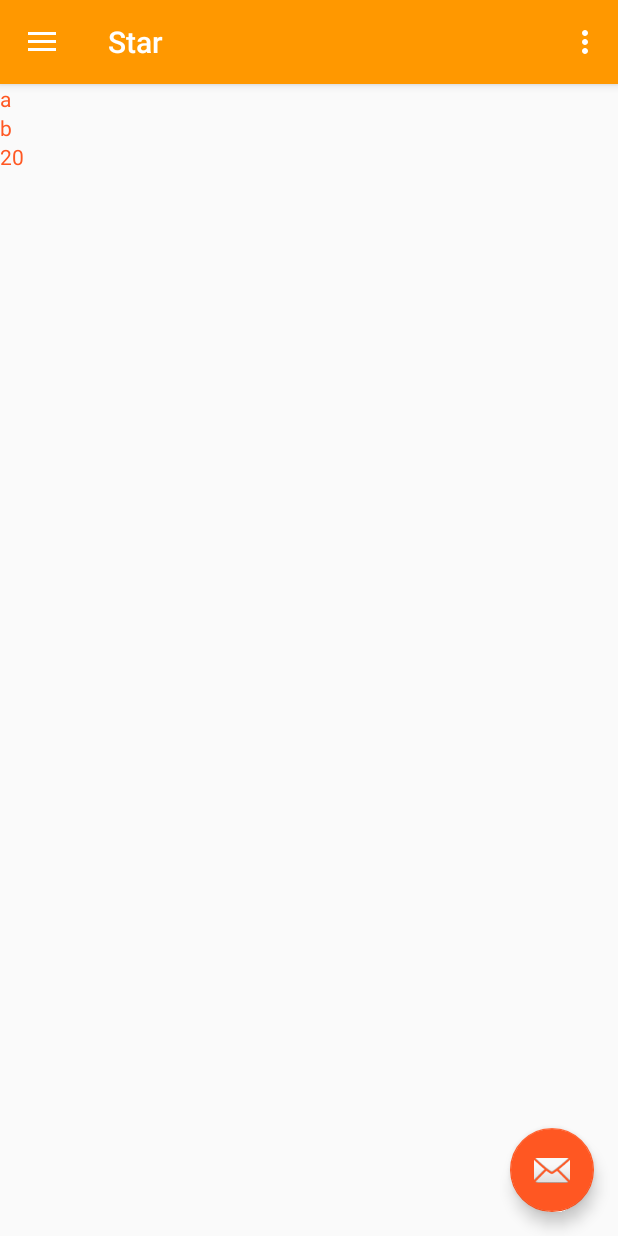
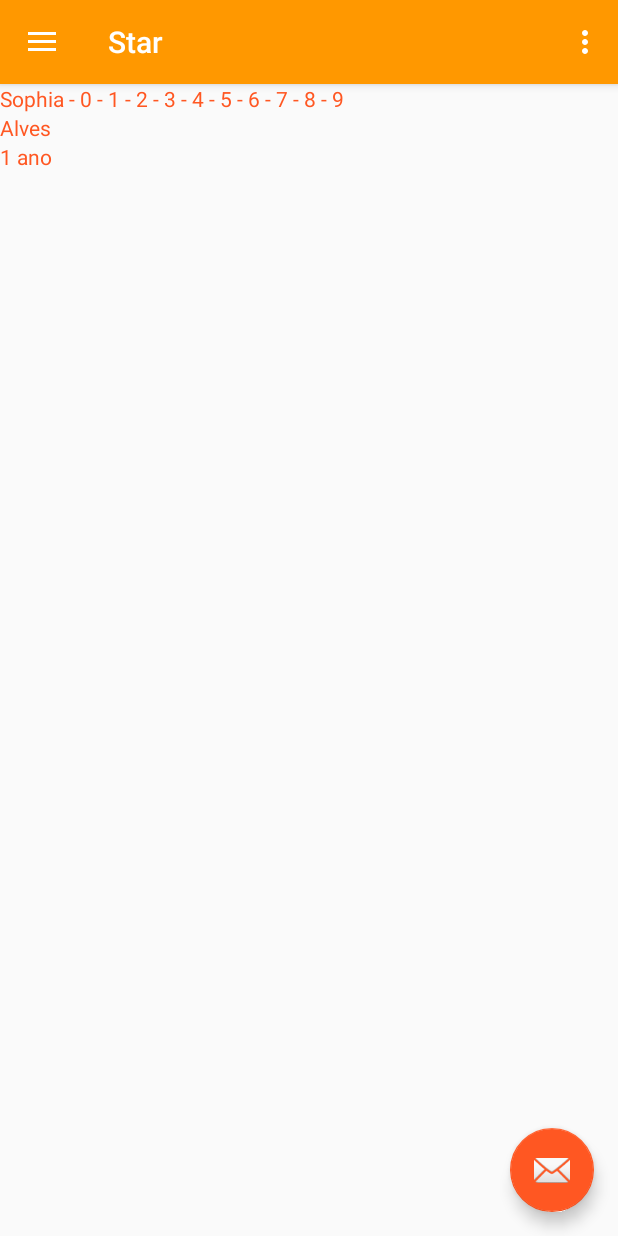
Before and after one commit to cledsonAlves/sophia, an Android app: the screen it shows after launch (MainActivity), on a phone screen of 412 x 824 dp. Run offline under Robolectric (Android 15) with nearby library versions, the phone set to English and light mode, and no system bars.

Commit message:
include lista

```diff
--- a/app/build.gradle
+++ b/app/build.gradle
@@ -20,7 +20,7 @@ android {
 }
 
 dependencies {
-    compile fileTree(dir: 'libs', include: ['*.jar'])
+    compile fileTree(include: ['*.jar'], dir: 'libs')
     androidTestCompile('com.android.support.test.espresso:espresso-core:2.2.2', {
         exclude group: 'com.android.support', module: 'support-annotations'
     })
@@ -28,4 +28,5 @@ dependencies {
     compile 'com.android.support:design:26.+'
     compile 'com.android.support.constraint:constraint-layout:1.0.0-alpha7'
     testCompile 'junit:junit:4.12'
+    compile 'com.android.support:recyclerview-v7:26.0.0-alpha1'
 }
--- a/app/src/main/java/sophia/br/com/star/Adapters/ListaAdapter.java
+++ b/app/src/main/java/sophia/br/com/star/Adapters/ListaAdapter.java
@@ -38,9 +38,9 @@ public class ListaAdapter  extends RecyclerView.Adapter<ListaAdapter.MyViewHolde
 
     @Override
     public void onBindViewHolder(MyViewHolder holder, int position) {
-        holder.nome.setText("a");
-        holder.sobrenome.setText("b");
-        holder.idade.setText("20");
+        holder.nome.setText(mlist.get(position).getNome());
+        holder.sobrenome.setText(mlist.get(position).getSobrenome());
+        holder.idade.setText(mlist.get(position).getIdade());
     }
 
     @Override
```
